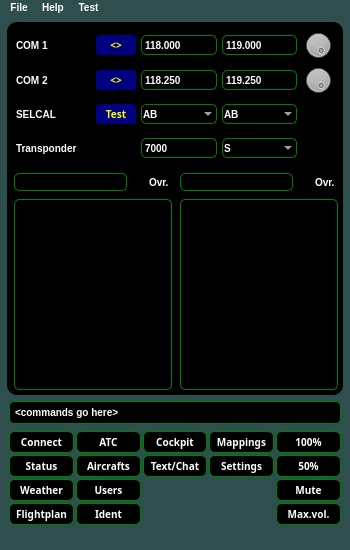
Above: samples/blackgui/mainwindow.ui from swift-project/pilotclient before the change. Below: the same form after it.
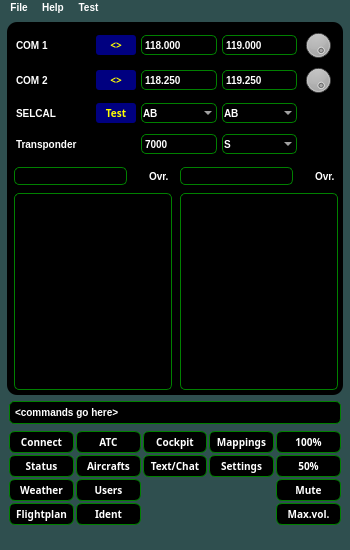
That is the form after the change. The open tabs and pages were chosen to show the change. Icons and pictures are not drawn.

Commit message: Some finetuning in GUI: * stretched last header column * height of some grid rows in cockpit

What changed in the file:
```diff
--- a/samples/blackgui/mainwindow.ui
+++ b/samples/blackgui/mainwindow.ui
@@ -1299,28 +1299,18 @@
                </item>
               </widget>
              </item>
-             <item row="2" column="4">
-              <spacer name="vs_CockpitSelcal">
-               <property name="orientation">
-                <enum>Qt::Vertical</enum>
-               </property>
-               <property name="sizeHint" stdset="0">
-                <size>
-                 <width>20</width>
-                 <height>32</height>
-                </size>
-               </property>
-              </spacer>
-             </item>
              <item row="3" column="4">
               <spacer name="vs_CockpitTransponder">
                <property name="orientation">
                 <enum>Qt::Vertical</enum>
                </property>
+               <property name="sizeType">
+                <enum>QSizePolicy::Fixed</enum>
+               </property>
                <property name="sizeHint" stdset="0">
                 <size>
                  <width>20</width>
-                 <height>32</height>
+                 <height>28</height>
                 </size>
                </property>
               </spacer>
@@ -1381,6 +1371,22 @@
                </property>
               </widget>
              </item>
+             <item row="2" column="4">
+              <spacer name="vs_CockpitSelcal">
+               <property name="orientation">
+                <enum>Qt::Vertical</enum>
+               </property>
+               <property name="sizeType">
+                <enum>QSizePolicy::Fixed</enum>
+               </property>
+               <property name="sizeHint" stdset="0">
+                <size>
+                 <width>20</width>
+                 <height>28</height>
+                </size>
+               </property>
+              </spacer>
+             </item>
             </layout>
            </item>
            <item>
```
Left out of the diff: 2 changed lines with no effect on the pictures. The commit also changes 3 other files.
